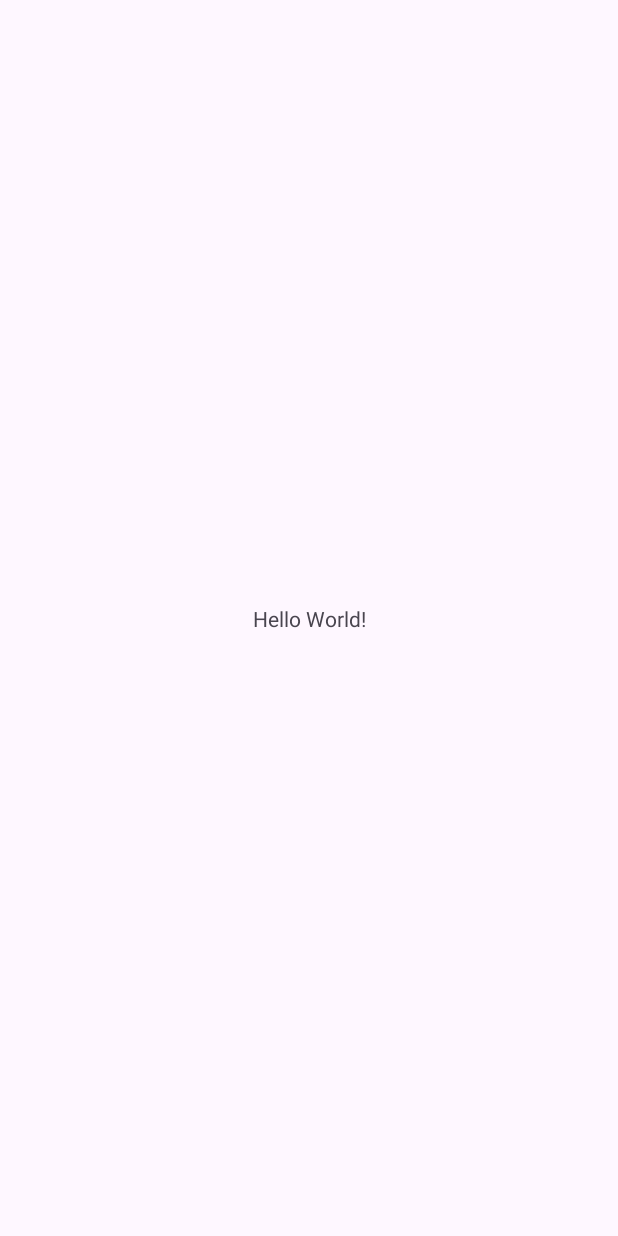
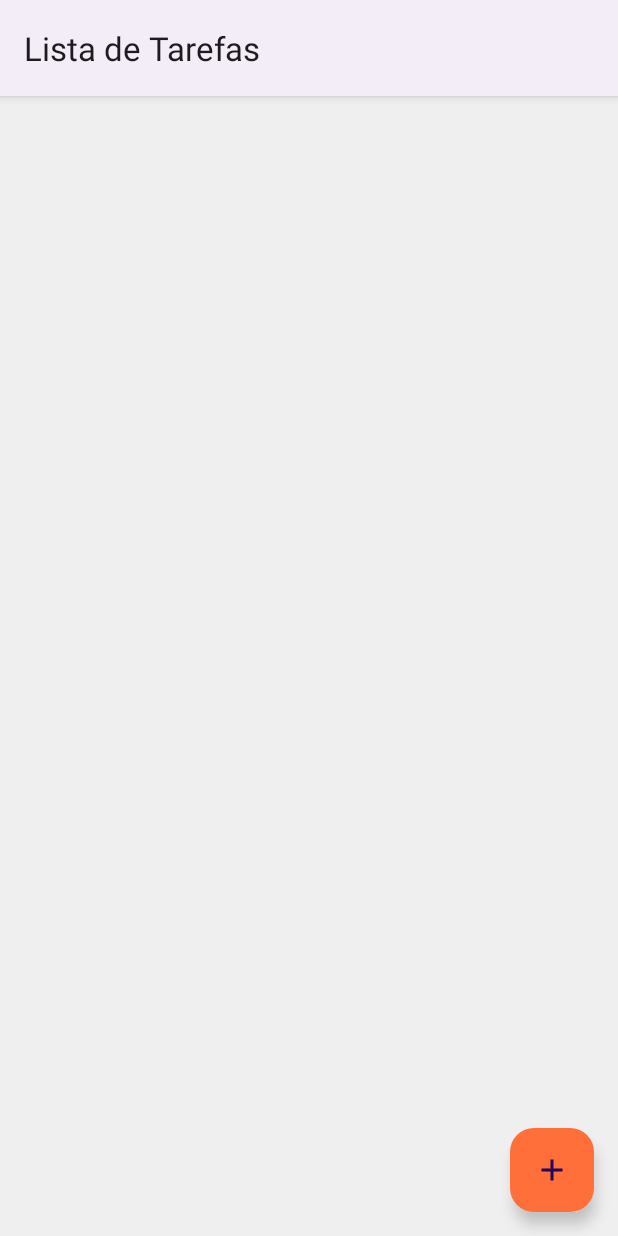
Before and after one commit to Tleofreitas/AppListaDeTarefasTLRF, an Android app: the screen it shows after launch (MainActivity), on a phone screen of 412 x 824 dp. Before the commit the screen is almost empty. Run offline under Robolectric (Android 15) with nearby library versions, the phone set to English and light mode, and no system bars.

Commit message:
Criando Interface

```diff
--- a/app/src/main/AndroidManifest.xml
+++ b/app/src/main/AndroidManifest.xml
@@ -13,6 +13,9 @@
         android:theme="@style/Theme.AppListaDeTarefasTLRF"
         tools:targetApi="31">
         <activity
+            android:name=".AdicionarTarefaActivity"
+            android:exported="false" />
+        <activity
             android:name=".MainActivity"
             android:exported="true">
             <intent-filter>
--- a/app/src/main/java/com/example/applistadetarefastlrf/MainActivity.kt
+++ b/app/src/main/java/com/example/applistadetarefastlrf/MainActivity.kt
@@ -1,20 +1,33 @@
 package com.example.applistadetarefastlrf
 
+import android.content.Intent
 import android.os.Bundle
 import androidx.activity.enableEdgeToEdge
 import androidx.appcompat.app.AppCompatActivity
 import androidx.core.view.ViewCompat
 import androidx.core.view.WindowInsetsCompat
+import com.example.applistadetarefastlrf.databinding.ActivityMainBinding
 
 class MainActivity : AppCompatActivity() {
+
+    private val binding by lazy {
+        ActivityMainBinding.inflate(layoutInflater)
+    }
+
     override fun onCreate(savedInstanceState: Bundle?) {
         super.onCreate(savedInstanceState)
         enableEdgeToEdge()
-        setContentView(R.layout.activity_main)
+        setContentView(binding.root)
+
         ViewCompat.setOnApplyWindowInsetsListener(findViewById(R.id.main)) { v, insets ->
             val systemBars = insets.getInsets(WindowInsetsCompat.Type.systemBars())
             v.setPadding(systemBars.left, systemBars.top, systemBars.right, systemBars.bottom)
             insets
         }
+
+        binding.fabAdicionar.setOnClickListener {
+            val intent = Intent(this, AdicionarTarefaActivity::class.java)
+            startActivity(intent)
+        }
     }
 }
--- /dev/null
+++ b/app/src/main/res/drawable/ic_adicionar_24.xml
@@ -0,0 +1,5 @@
+<vector android:height="24dp" android:tint="#000000"
+    android:viewportHeight="24" android:viewportWidth="24"
+    android:width="24dp" xmlns:android="http://schemas.android.com/apk/res/android">
+    <path android:fillColor="@android:color/white" android:pathData="M19,13h-6v6h-2v-6H5v-2h6V5h2v6h6v2z"/>
+</vector>
--- /dev/null
+++ b/app/src/main/res/drawable/ic_editar_24.xml
@@ -0,0 +1,5 @@
+<vector android:height="24dp" android:tint="#000000"
+    android:viewportHeight="24" android:viewportWidth="24"
+    android:width="24dp" xmlns:android="http://schemas.android.com/apk/res/android">
+    <path android:fillColor="@android:color/white" android:pathData="M3,17.25V21h3.75L17.81,9.94l-3.75,-3.75L3,17.25zM20.71,7.04c0.39,-0.39 0.39,-1.02 0,-1.41l-2.34,-2.34c-0.39,-0.39 -1.02,-0.39 -1.41,0l-1.83,1.83 3.75,3.75 1.83,-1.83z"/>
+</vector>
--- /dev/null
+++ b/app/src/main/res/drawable/ic_excluir_24.xml
@@ -0,0 +1,5 @@
+<vector android:height="24dp" android:tint="#000000"
+    android:viewportHeight="24" android:viewportWidth="24"
+    android:width="24dp" xmlns:android="http://schemas.android.com/apk/res/android">
+    <path android:fillColor="@android:color/white" android:pathData="M6,19c0,1.1 0.9,2 2,2h8c1.1,0 2,-0.9 2,-2V7H6v12zM19,4h-3.5l-1,-1h-5l-1,1H5v2h14V4z"/>
+</vector>
--- a/app/src/main/res/layout/activity_main.xml
+++ b/app/src/main/res/layout/activity_main.xml
@@ -5,15 +5,33 @@
     android:id="@+id/main"
     android:layout_width="match_parent"
     android:layout_height="match_parent"
-    tools:context=".MainActivity">
+    tools:context=".activity.MainActivity">
 
-    <TextView
+    <androidx.recyclerview.widget.RecyclerView
+        android:layout_width="0dp"
+        android:layout_height="0dp"
+        android:layout_marginStart="16dp"
+        android:layout_marginTop="16dp"
+        android:layout_marginEnd="16dp"
+        android:layout_marginBottom="16dp"
+        app:layout_constraintBottom_toBottomOf="parent"
+        app:layout_constraintEnd_toEndOf="parent"
+        app:layout_constraintHorizontal_bias="0.5"
+        app:layout_constraintStart_toStartOf="parent"
+        app:layout_constraintTop_toTopOf="parent"
+        app:layout_constraintVertical_bias="0.5"
+        tools:listitem="@layout/item_tarefa" />
+
+    <com.google.android.material.floatingactionbutton.FloatingActionButton
+        android:id="@+id/fabAdicionar"
         android:layout_width="wrap_content"
         android:layout_height="wrap_content"
-        android:text="Hello World!"
+        android:layout_marginEnd="16dp"
+        android:layout_marginBottom="16dp"
+        android:clickable="true"
+        android:contentDescription="Adicionar tarefa"
+        app:backgroundTint="@color/secundaria"
         app:layout_constraintBottom_toBottomOf="parent"
         app:layout_constraintEnd_toEndOf="parent"
-        app:layout_constraintStart_toStartOf="parent"
-        app:layout_constraintTop_toTopOf="parent" />
-
+        app:srcCompat="@drawable/ic_adicionar_24" />
 </androidx.constraintlayout.widget.ConstraintLayout>
--- a/app/src/main/res/values/colors.xml
+++ b/app/src/main/res/values/colors.xml
@@ -1,5 +1,19 @@
 <?xml version="1.0" encoding="utf-8"?>
 <resources>
+    <color name="purple_200">#FFBB86FC</color>
+    <color name="purple_500">#FF6200EE</color>
+    <color name="purple_700">#FF3700B3</color>
+    <color name="teal_200">#FF03DAC5</color>
+    <color name="teal_700">#FF018786</color>
     <color name="black">#FF000000</color>
     <color name="white">#FFFFFFFF</color>
+
+    <!-- cores customizadas #CE4001 -->
+    <color name="primaria">#FF5617</color>
+    <color name="primaria_variacao">#E34D0B</color>
+
+    <color name="secundaria">#FF6F3A</color>
+    <color name="secundaria_variacao">#FF8051</color>
+
+    <color name="fundo">#EFEFEF</color>
 </resources>
--- a/app/src/main/res/values/strings.xml
+++ b/app/src/main/res/values/strings.xml
@@ -1,3 +1,3 @@
 <resources>
-    <string name="app_name">AppListaDeTarefasTLRF</string>
+    <string name="app_name">Lista de Tarefas</string>
 </resources>
--- a/app/src/main/res/values/themes.xml
+++ b/app/src/main/res/values/themes.xml
@@ -1,8 +1,20 @@
 <resources xmlns:tools="http://schemas.android.com/tools">
     <!-- Base application theme. -->
-    <style name="Base.Theme.AppListaDeTarefasTLRF" parent="Theme.Material3.DayNight.NoActionBar">
+    <style name="Base.Theme.AppListaDeTarefasTLRF" parent="Theme.Material3.DayNight">
         <!-- Customize your light theme here. -->
         <!-- <item name="colorPrimary">@color/my_light_primary</item> -->
+        <item name="colorPrimary">@color/primaria</item>
+        <item name="colorPrimaryVariant">@color/primaria_variacao</item>
+        <item name="colorOnPrimary">@color/white</item>
+        <!-- Secondary brand color. -->
+        <item name="colorSecondary">@color/secundaria</item>
+        <item name="colorSecondaryVariant">@color/secundaria_variacao</item>
+        <item name="colorOnSecondary">@color/black</item>
+        <!-- Status bar color. -->
+        <item name="android:statusBarColor" tools:targetApi="l">?attr/colorPrimaryVariant</item>
+
+        <!-- Customize your theme here. -->
+        <item name="android:windowBackground">@color/fundo</item>
     </style>
 
     <style name="Theme.AppListaDeTarefasTLRF" parent="Base.Theme.AppListaDeTarefasTLRF" />
```
Also changed, not shown: app/build.gradle.kts (+5 -2 lines), app/src/main/java/com/example/applistadetarefastlrf/AdicionarTarefaActivity.kt (added, +21 -0 lines), app/src/main/res/layout/activity_adicionar_tarefa.xml (added, +48 -0 lines), app/src/main/res/layout/item_tarefa.xml (added, +52 -0 lines), app/src/main/res/layout/recycler_view_item.xml (added, +51 -0 lines).
